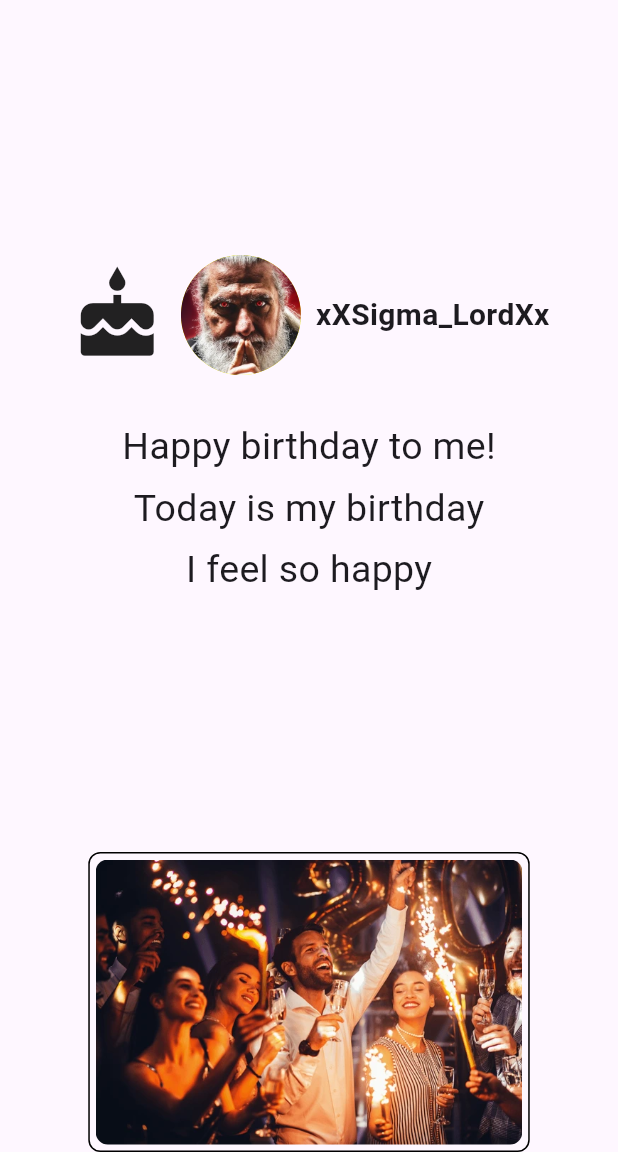
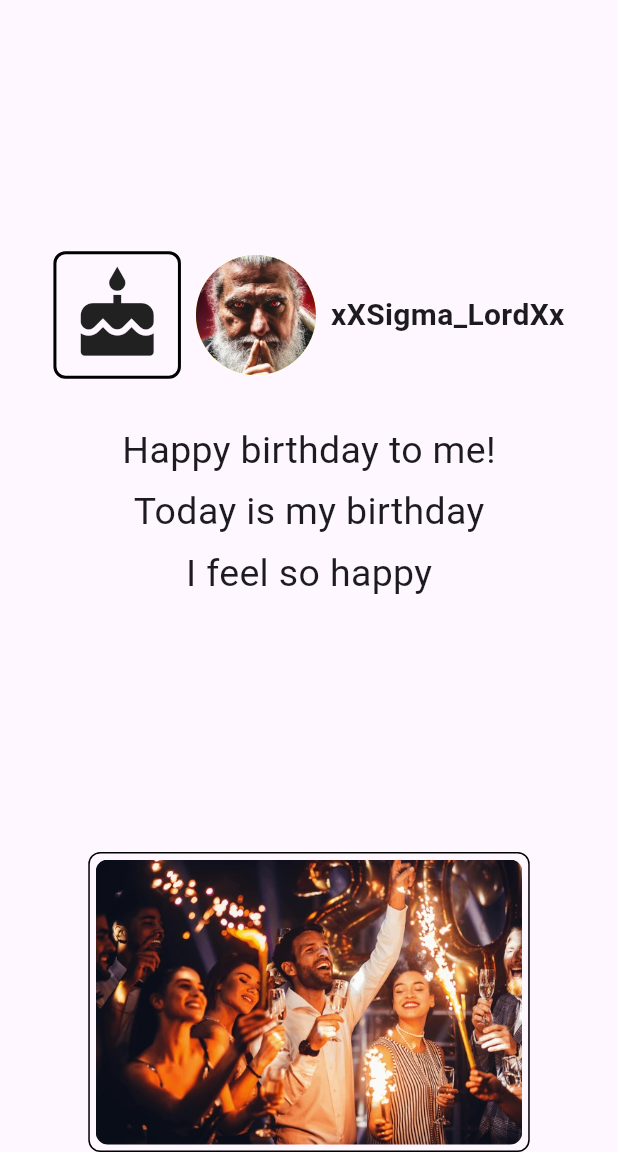
Before and after one commit to RPCARBO/cc206-digital_diary, a Flutter app: the DiaryLog screen opened by its route, on a phone screen of 412 x 824 dp, the part 84-1236 px from its top. Run offline on Flutter 3.47's test engine with Material 3 defaults, Android fonts, the phone set to English and light mode, and no system bars; our stand-ins replace confetti.

Commit message:
Added border around cake icon. Added pinch detector for scaling fontsize. To be verified

```diff
--- a/cc206_digital_diary/lib/features/diary_log.dart
+++ b/cc206_digital_diary/lib/features/diary_log.dart
@@ -24,6 +24,8 @@ class _DiaryLogState extends State<DiaryLog> with SingleTickerProviderStateMixin
   late ConfettiController _intenseConfettiController;
   late AnimationController _animationController;
   late Animation<double> _animation;
+
+  double _fontsize = 25.0;
 
   @override
   void initState() {
@@ -90,6 +92,12 @@ class _DiaryLogState extends State<DiaryLog> with SingleTickerProviderStateMixin
     _intenseConfettiController.stop();
   }
 
+  void _onScaleUpdate(ScaleUpdateDetails details) {
+    setState(() {
+      _fontsize = 25.0 * details.scale.clamp(15.0, 50.0);
+    });
+  }
+
   @override
   Widget build(BuildContext context) {
     return Scaffold(
@@ -101,6 +109,7 @@ class _DiaryLogState extends State<DiaryLog> with SingleTickerProviderStateMixin
         children: [
           GestureDetector(
             onHorizontalDragEnd: _onHorizontalDragEnd,
+            onScaleUpdate: _onScaleUpdate, // Scale update
             child: Column(
               children: [
                 const Spacer(), // Pushes the content below
@@ -111,20 +120,25 @@ class _DiaryLogState extends State<DiaryLog> with SingleTickerProviderStateMixin
                       onTap: _onTapConfetti,
                       onLongPressStart: (_) => _onLongPressConfettiStart(),
                       onLongPressEnd: (_) => _onLongPressConfettiEnd(),
+
+                      child: Container(
+                        decoration: BoxDecoration(
+                          border: Border.all(color: Colors.black, width: 2),
+                          borderRadius: BorderRadius.circular(8),
+                        ),
+                      padding: const EdgeInsets.all(8),
                       child: ScaleTransition(
                         scale: _animation,
-                        child: const Icon(
-                          Icons.cake,
-                          size: 65.0, // Adjust the size of the icon
-                        ),
+                        child: const Icon(Icons.cake, size: 65.0),
+                      ),
                       ),
                     ),
                     const SizedBox(width: 10), // Space between icon and avatar
-                    Row(
+                    const Row(
                       children: [
-                        const UserAvatar(imageUrl: 'assets/avatar.jpg'), // temp avatar
-                        const SizedBox(width: 10),
-                        const Text(
+                        UserAvatar(imageUrl: 'assets/avatar.jpg'), // temp avatar
+                        SizedBox(width: 10),
+                        Text(
                           "xXSigma_LordXx",
                           style: TextStyle(fontSize: 20, fontWeight: FontWeight.bold),
                         )
@@ -133,22 +147,22 @@ class _DiaryLogState extends State<DiaryLog> with SingleTickerProviderStateMixin
                   ],
                 ),
                 const SizedBox(height: 30), // Added space between Row and text/ adjust later
-                const Center(
+                Center(
                   child: Column(
                     children: [
                       Text(
                         "Happy birthday to me!", // First sentence
-                        style: TextStyle(fontSize: 25), // Adjust font size
+                        style: TextStyle(fontSize: _fontsize), // Adjust font size
                       ),
-                      SizedBox(height: 5), // Space between sentences
+                      const SizedBox(height: 5), // Space between sentences
                       Text(
                         "Today is my birthday", // Second sentence
-                        style: TextStyle(fontSize: 25),
+                        style: TextStyle(fontSize: _fontsize),
                       ),
-                      SizedBox(height: 5), // Space between sentences
+                      const SizedBox(height: 5), // Space between sentences
                       Text(
                         "I feel so happy", // Third sentence
-                        style: TextStyle(fontSize: 25),
+                        style: TextStyle(fontSize: _fontsize),
                       ),
                     ],
                   ),
@@ -176,6 +190,9 @@ class _DiaryLogState extends State<DiaryLog> with SingleTickerProviderStateMixin
               ],
             ),
           ),
+
+
+
           Align(
             alignment: Alignment.topCenter, // confetti where it comes from
             child: ConfettiWidget(
```
